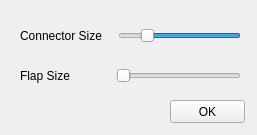
The window that forms/hollowmeshpanel.ui (TopModLab/Unfolding) describes before a commit, drawn with Qt 5.
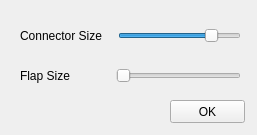
The same window after the commit.

```diff
--- a/forms/hollowmeshpanel.ui
+++ b/forms/hollowmeshpanel.ui
@@ -116,7 +116,7 @@
        <enum>Qt::Horizontal</enum>
       </property>
       <property name="invertedAppearance">
-       <bool>true</bool>
+       <bool>false</bool>
       </property>
      </widget>
     </item>
```
